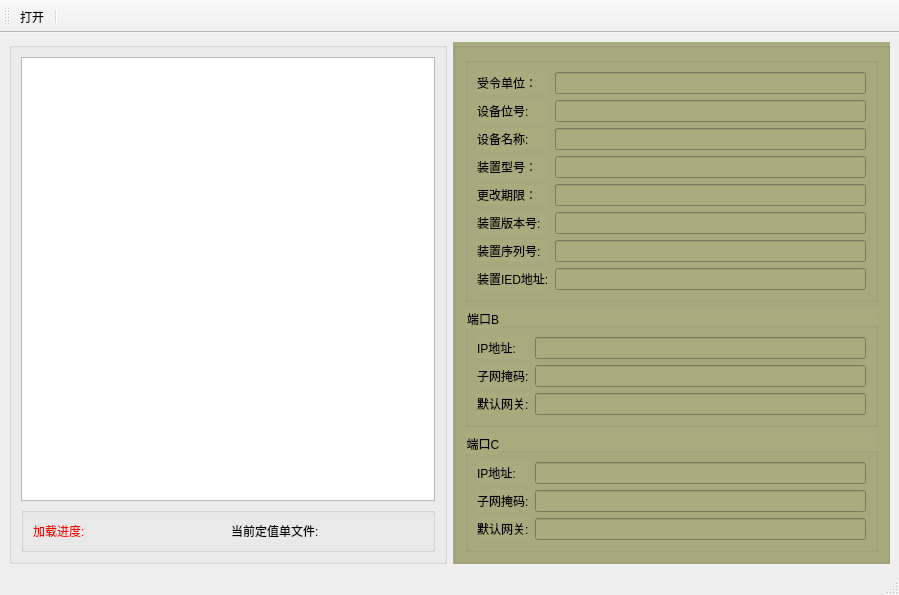
First picture: the form in hdpe_set/qformtable_file.ui, repository zhahaobing/hdpe_setdate, before the edit.
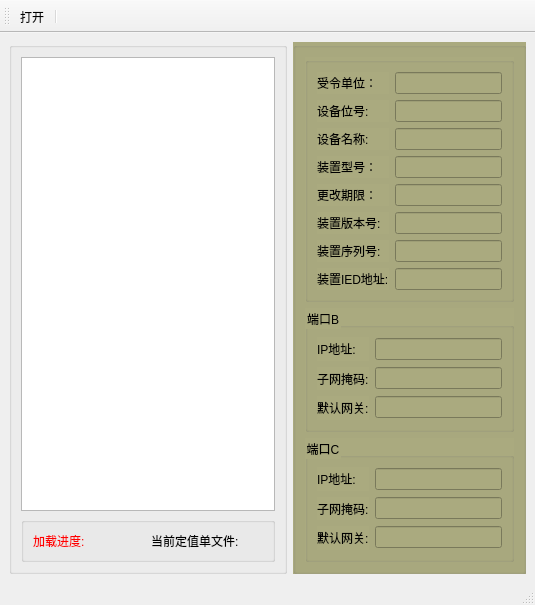
Second picture: the form after the edit. Icons and pictures are not drawn.

Diff of the .ui file:
```diff
--- a/hdpe_set/qformtable_file.ui
+++ b/hdpe_set/qformtable_file.ui
@@ -6,8 +6,8 @@
    <rect>
     <x>0</x>
     <y>0</y>
-    <width>899</width>
-    <height>451</height>
+    <width>535</width>
+    <height>605</height>
    </rect>
   </property>
   <property name="windowTitle">
```
Left out of the diff: 28 changed lines with no effect on the pictures.
